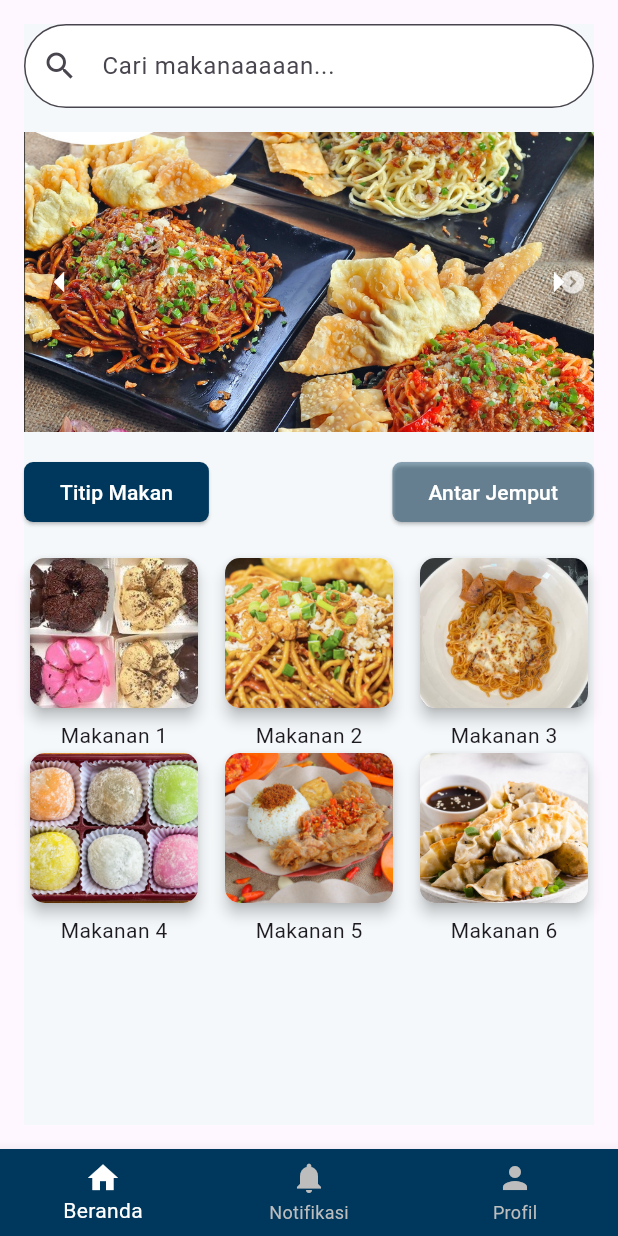
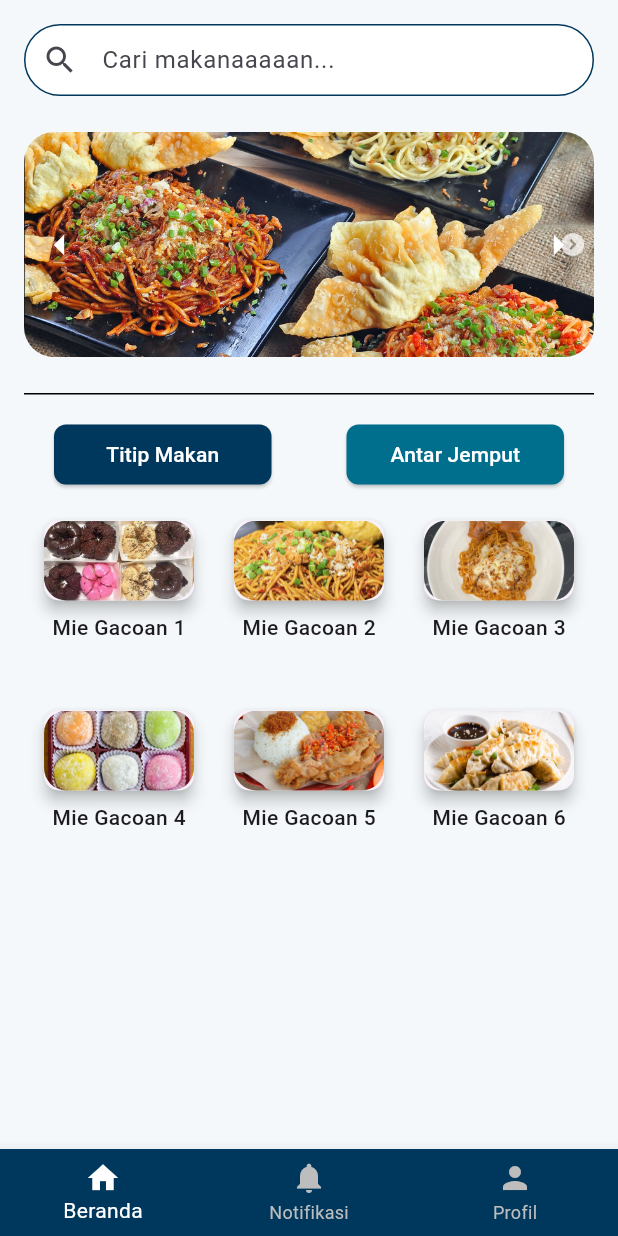
Before and after one commit to Naxumi/ubmager, a Flutter app: the HomePage screen opened directly, on a phone screen of 412 x 824 dp. Run offline on Flutter 3.47's test engine with Material 3 defaults, Android fonts, the phone set to English and light mode, and no system bars; our stand-ins replace shared_preferences; accounts and stored records are empty.

Commit message:
fixed homepage

```diff
--- a/lib/homepage.dart
+++ b/lib/homepage.dart
@@ -1,9 +1,10 @@
 import 'package:flutter/material.dart';
 import 'dart:async';
 import 'navigationbar.dart';
+import 'profil.dart';
 
 void main() {
-  runApp(MyApp());
+  runApp(const MyApp());
 }
 
 class MyApp extends StatelessWidget {
@@ -16,7 +17,7 @@ class MyApp extends StatelessWidget {
       theme: ThemeData(
         primarySwatch: Colors.blue,
       ),
-      home: HomePage(),
+      home: const HomePage(),
     );
   }
 }
@@ -25,36 +26,70 @@ class HomePage extends StatefulWidget {
   const HomePage({super.key});
 
   @override
-  _HomePageState createState() => _HomePageState();
+  HomePageState createState() => HomePageState();
 }
 
-class _HomePageState extends State<HomePage> {
+class HomePageState extends State<HomePage> {
   int _selectedIndex = 0;
+  final PageController _pageController = PageController();
+
+  final List<Widget> _pages = [
+    const HomePageContent(),
+    const Profil(),
+  ];
+
+  void _onItemTapped(int index) {
+    setState(() {
+      _selectedIndex = index;
+    });
+  }
+
+  Timer? _timer;
+
+  @override
+  void dispose() {
+    _pageController.dispose();
+    _timer?.cancel();
+    super.dispose();
+  }
+
+  @override
+  Widget build(BuildContext context) {
+    return Scaffold(
+      body: _pages[_selectedIndex],
+      bottomNavigationBar: ReusableNavigationBar(
+        selectedIndex: _selectedIndex,
+        onItemTapped: _onItemTapped,
+      ),
+    );
+  }
+
+}
+
+class HomePageContent extends StatefulWidget {
+  const HomePageContent({super.key});
+
+  @override
+  _HomePageContentState createState() => _HomePageContentState();
+}
+
+class _HomePageContentState extends State<HomePageContent> {
   int _currentPage = 0;
   final PageController _pageController = PageController();
+  Timer? _timer;
 
   @override
   void initState() {
     super.initState();
-    // Automatic sliding every 3 seconds
-    Timer.periodic(const Duration(seconds: 3), (Timer timer) {
-      if (_currentPage < 2) {
-        _currentPage++;
-      } else {
-        _currentPage = 0;
-      }
+    _timer = Timer.periodic(const Duration(seconds: 3), (Timer timer) {
+      setState(() {
+        _currentPage = (_currentPage + 1) % 3;  // Ensure looping between 0, 1, 2
+      });
       _pageController.animateToPage(
         _currentPage,
         duration: const Duration(milliseconds: 300),
         curve: Curves.easeInOut,
       );
-    });
-  }
-
-  // Fungsi untuk mengganti halaman
-  void _onItemTapped(int index) {
-    setState(() {
-      _selectedIndex = index;
     });
   }
 
@@ -66,36 +101,56 @@ class _HomePageState extends State<HomePage> {
 
   @override
   Widget build(BuildContext context) {
-    return Scaffold(
-      body: Padding(
-        padding: const EdgeInsets.all(16.0),
-        child: Container(
+    return Container(
       color: const Color(0xFFF4F8FA),
       height: double.infinity,
       width: double.infinity,
+      child: Padding(
+        padding: const EdgeInsets.all(16.0),
         child: SafeArea(
-            child: SingleChildScrollView(  // Added Scrollable Container
+          child: SingleChildScrollView(
             child: Column(
               children: <Widget>[
-                  // Carousel Banner
                 TextField(
                   decoration: InputDecoration(
                     hintText: 'Cari makanaaaaan...',
                     prefixIcon: const Icon(Icons.search),
                     border: OutlineInputBorder(
                       borderRadius: BorderRadius.circular(100.0),
-                        borderSide: const BorderSide(color: Colors.blue), // Outline color
+                      borderSide: const BorderSide(
+                        color: Color(0xFF00385D),
+                        width: 1.0,
+                      ),
+                    ),
+                    enabledBorder: OutlineInputBorder(
+                      borderRadius: BorderRadius.circular(100.0),
+                      borderSide: const BorderSide(
+                        color: Color(0xFF00385D),
+                        width: 1.0,
+                      ),
+                    ),
+                    focusedBorder: OutlineInputBorder(
+                      borderRadius: BorderRadius.circular(100.0),
+                      borderSide: const BorderSide(
+                        color: Color(0xFF00385D),
+                        width: 2.0,
+                      ),
                     ),
                     filled: true,
                     fillColor: Colors.white,
+                    contentPadding: const EdgeInsets.symmetric(
+                      horizontal: 50.0,
                     ),
                   ),
-                  const SizedBox(height: 16),
+                ),
+                const SizedBox(height: 24),
                 SizedBox(
-                    height: 200,
+                  height: 150,
                   child: Stack(
                     children: <Widget>[
-                        PageView(
+                      ClipRRect(
+                        borderRadius: BorderRadius.circular(20),
+                        child: PageView(
                           controller: _pageController,
                           onPageChanged: (index) {
                             setState(() {
@@ -107,6 +162,7 @@ class _HomePageState extends State<HomePage> {
                             Image.asset('images/banner2.png', fit: BoxFit.cover),
                             Image.asset('images/banner3.png', fit: BoxFit.cover),
                           ],
+                        ),
                       ),
                       Positioned(
                         left: 0,
@@ -155,86 +211,98 @@ class _HomePageState extends State<HomePage> {
                     ],
                   ),
                 ),
+                const SizedBox(height: 24),
+                const Divider(height: 1, color: Colors.black),
                 const SizedBox(height: 16),
-                  // Buttons for "Titip Makan" and "Antar Jemput"
-                  Row(
+                Padding(
+                  padding: const EdgeInsets.symmetric(horizontal: 20.0),
+                  child: Row(
                     mainAxisAlignment: MainAxisAlignment.spaceBetween,
                     children: <Widget>[
-                      ElevatedButton(
-                        onPressed: () => _onItemTapped(0),
+                      Expanded(
+                        child: ElevatedButton(
+                          onPressed: () {},
                           style: ElevatedButton.styleFrom(
-                          backgroundColor: _selectedIndex == 0 ? const Color.fromARGB(255, 0, 56, 93) : Colors.grey,
-                          shape: RoundedRectangleBorder(
-                            borderRadius: BorderRadius.circular(6),
+                            minimumSize: const Size(130, 40),
+                            backgroundColor: const Color(0xFF00385D),
+                            shape: RoundedRectangleBorder(borderRadius: BorderRadius.circular(8)),
+                          ),
+                          child: const Text('Titip Makan', style: TextStyle(color: Colors.white)),
                         ),
                       ),
-                        child: Text('Titip Makan', style: TextStyle(color: Colors.white)),
+                      const SizedBox(width: 50),
+                      Expanded(
+                        child: ElevatedButton(
+                          onPressed: () {},
+                          style: ElevatedButton.styleFrom(
+                            minimumSize: const Size(130, 40),
+                            backgroundColor: const Color(0xFF006F8E),
+                            shape: RoundedRectangleBorder(borderRadius: BorderRadius.circular(8)),
                           ),
-                      ElevatedButton(
-                        onPressed: () => _onItemTapped(1),
-                        style: ElevatedButton.styleFrom(
-                          backgroundColor: _selectedIndex == 1 ? const Color.fromARGB(255, 0, 56, 93) : const Color.fromARGB(108, 0, 56, 93),
-                          shape: RoundedRectangleBorder(
-                            borderRadius: BorderRadius.circular(6),
+                          child: const Text('Antar Jemput', style: TextStyle(color: Colors.white)),
                         ),
-                        ),
-                        child: Text('Antar Jemput', style: TextStyle(color: Colors.white)),
                       ),
                     ],
                   ),
+                ),
                 const SizedBox(height: 16),
-                  // Content based on selected button
-                  _selectedIndex == 0
-                      ? Column(
-                          crossAxisAlignment: CrossAxisAlignment.start,
+                Column(
                   children: <Widget>[
-                            // Gambar Makanan Cards
-                            GridView.builder(
-                              shrinkWrap: true,  // Allow GridView to adapt to content
-                              physics: NeverScrollableScrollPhysics(),  // Disable internal scrolling
-                              gridDelegate: const SliverGridDelegateWithFixedCrossAxisCount(
-                                crossAxisCount: 3,
-                                crossAxisSpacing: 10,
-                                mainAxisSpacing: 10,
-                              ),
-                              itemCount: 6, // Ganti sesuai dengan data makanan
-                              itemBuilder: (context, index) {
+                    LayoutBuilder(
+                      builder: (context, constraints) {
+                        int crossAxisCount = 3;
+                        if (constraints.maxWidth < 600) {
+                          crossAxisCount = 3;
+                        } else if (constraints.maxWidth < 400) {
+                          crossAxisCount = 1;
+                        }
+                        return GridView.count(
+                          shrinkWrap: true,
+                          physics: const NeverScrollableScrollPhysics(),
+                          crossAxisCount: crossAxisCount,
+                          children: List.generate(6, (index) {
                             return Column(
                               children: <Widget>[
-                                    Card(
+                                Flexible(
+                                  child: Card(
                                     elevation: 4,
                                     shape: RoundedRectangleBorder(
                                       borderRadius: BorderRadius.circular(10),
                                     ),
                                     child: ClipRRect(
-                                        borderRadius: BorderRadius.circular(10),
+                                      borderRadius: BorderRadius.circular(15),
                                       child: Image.asset(
-                                          'images/food${index + 1}.jpg', // Sesuaikan nama gambar
-                                          height: 100,
-                                          width: 150,
+                                        'images/food${index + 1}.jpg',
+                                        height: 150,
+                                        width: 100,
                                         fit: BoxFit.cover,
                                       ),
                                     ),
                                   ),
+                                ),
                                 const SizedBox(height: 4),
-                                    Text('Makanan ${index + 1}'),
+                                Flexible(
+                                  child: Text(
+                                    'Mie Gacoan ${index + 1}',
+                                    maxLines: 2,
+                                    overflow: TextOverflow.ellipsis,
+                                    textAlign: TextAlign.left,
+                                    style: const TextStyle(fontWeight: FontWeight.w500, fontSize: 14),
+                                  ),
+                                ),
                               ],
+                            );
+                          }),
                         );
                       },
                     ),
                   ],
-                        )
-                      : const Center(child: Text('Fitur Antar Jemput')),
+                ),
               ],
             ),
           ),
         ),
       ),
-      ),
-      bottomNavigationBar: ReusableNavigationBar(
-        selectedIndex: _selectedIndex,
-        onItemTapped: _onItemTapped,
-      ),
     );
   }
 }
```
Lines whose indentation alone changed are shown as unchanged.
